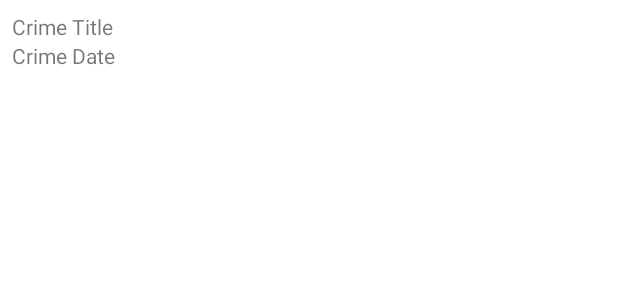
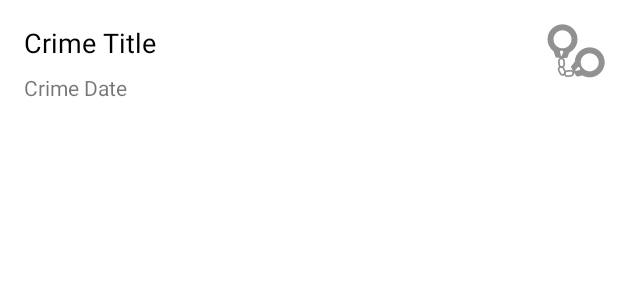
Before and after one commit to rvd2pwipwip/CriminalIntent02, an Android app: the layout list_item_crime.xml on its own in the app's theme, with its tools: preview values and no code run, on a phone screen of 412 x 824 dp. Shown: the top 300 px of the screen. Run offline under Robolectric (Android 15) with nearby library versions, the phone set to English and light mode, and no system bars.

Commit message:
Chapter 10 UI with ConstraintLayout

```diff
--- a/app/src/main/java/com/hdesrosiers/criminalintent02/CrimeListFragment.kt
+++ b/app/src/main/java/com/hdesrosiers/criminalintent02/CrimeListFragment.kt
@@ -5,6 +5,7 @@ import android.util.Log
 import android.view.LayoutInflater
 import android.view.View
 import android.view.ViewGroup
+import android.widget.ImageView
 import android.widget.TextView
 import android.widget.Toast
 import androidx.fragment.app.Fragment
@@ -53,6 +54,7 @@ class CrimeListFragment : Fragment() {
         private  lateinit var crime: Crime
         private val titleTextView: TextView = itemView.findViewById(R.id.crime_title)
         private val dateTextView: TextView = itemView.findViewById(R.id.crime_date)
+        private val solvedImageView: ImageView = itemView.findViewById(R.id.crime_solved)
 
         init {
             itemView.setOnClickListener(this)
@@ -62,6 +64,11 @@ class CrimeListFragment : Fragment() {
             this.crime = crime
             titleTextView.text = crime.title
             dateTextView.text = crime.date.toString()
+            solvedImageView.visibility = if (crime.isSolved) {
+                View.VISIBLE
+            } else {
+                View.GONE
+            }
         }
 
         override fun onClick(v: View) {
--- a/app/src/main/res/layout/list_item_crime.xml
+++ b/app/src/main/res/layout/list_item_crime.xml
@@ -1,20 +1,52 @@
 <?xml version="1.0" encoding="utf-8"?>
-<LinearLayout xmlns:android="http://schemas.android.com/apk/res/android"
-    android:orientation="vertical"
+<androidx.constraintlayout.widget.ConstraintLayout xmlns:android="http://schemas.android.com/apk/res/android"
+    xmlns:app="http://schemas.android.com/apk/res-auto"
+    xmlns:tools="http://schemas.android.com/tools"
+    android:id="@+id/linearLayout"
     android:layout_width="match_parent"
-    android:layout_height="wrap_content"
-    android:padding="8dp">
+    android:layout_height="wrap_content">
 
     <TextView
         android:id="@+id/crime_title"
-        android:layout_width="match_parent"
+        android:layout_width="0dp"
         android:layout_height="wrap_content"
-        android:text="Crime Title"/>
+        android:layout_marginStart="16dp"
+        android:layout_marginLeft="16dp"
+        android:layout_marginTop="16dp"
+        android:layout_marginEnd="8dp"
+        android:layout_marginRight="8dp"
+        android:text="Crime Title"
+        android:textColor="@android:color/black"
+        android:textSize="18sp"
+        app:layout_constraintEnd_toStartOf="@+id/crime_solved"
+        app:layout_constraintStart_toStartOf="parent"
+        app:layout_constraintTop_toTopOf="parent" />
 
     <TextView
         android:id="@+id/crime_date"
-        android:layout_width="match_parent"
+        android:layout_width="0dp"
         android:layout_height="wrap_content"
-        android:text="Crime Date"/>
+        android:layout_marginStart="16dp"
+        android:layout_marginLeft="16dp"
+        android:layout_marginTop="8dp"
+        android:layout_marginEnd="8dp"
+        android:layout_marginRight="8dp"
+        android:text="Crime Date"
+        app:layout_constraintEnd_toStartOf="@+id/crime_solved"
+        app:layout_constraintStart_toStartOf="parent"
+        app:layout_constraintTop_toBottomOf="@+id/crime_title" />
 
-</LinearLayout>
+    <ImageView
+        android:id="@+id/crime_solved"
+        android:layout_width="wrap_content"
+        android:layout_height="wrap_content"
+        android:layout_marginTop="8dp"
+        android:layout_marginEnd="8dp"
+        android:layout_marginRight="8dp"
+        android:layout_marginBottom="8dp"
+        app:layout_constraintBottom_toBottomOf="parent"
+        app:layout_constraintEnd_toEndOf="parent"
+        app:layout_constraintTop_toTopOf="parent"
+        app:srcCompat="@drawable/ic_solved" />
+
+</androidx.constraintlayout.widget.ConstraintLayout>
```
Also changed, not shown: app/src/main/res/drawable-hdpi/ic_solved.png (added), app/src/main/res/drawable-mdpi/ic_solved.png (added), app/src/main/res/drawable-xhdpi/ic_solved.png (added), app/src/main/res/drawable-xxhdpi/ic_solved.png (added), app/src/main/res/drawable-xxxhdpi/ic_solved.png (added).
